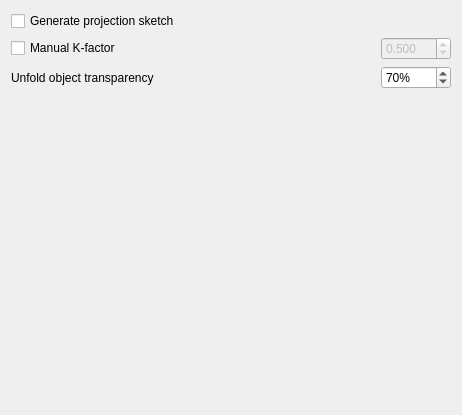
Before: the Qt Designer form UnfoldOptions.ui in shaise/FreeCAD_SheetMetal, drawn with Qt 5.
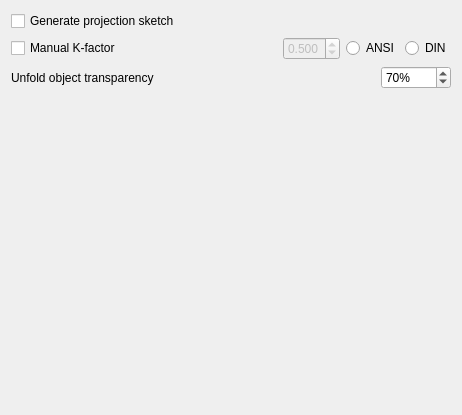
After: the same form once the commit is applied.

Commit message:
added K-factor standard selection radio box
K-factor selection is now mandatory. This approach will remove
the K-factor standard ambiguity. Related with shaise/FreeCAD_SheetMetal#68

Diff of the .ui file:
```diff
--- a/UnfoldOptions.ui
+++ b/UnfoldOptions.ui
@@ -41,6 +41,19 @@
          </property>
         </widget>
        </item>
+       <item>
+        <spacer name="horizontalSpacer">
+         <property name="orientation">
+          <enum>Qt::Horizontal</enum>
+         </property>
+         <property name="sizeHint" stdset="0">
+          <size>
+           <width>40</width>
+           <height>20</height>
+          </size>
+         </property>
+        </spacer>
+       </item>
        <item>
         <widget class="QDoubleSpinBox" name="kFactSpin">
          <property name="enabled">
@@ -72,6 +85,20 @@
          </property>
         </widget>
        </item>
+       <item>
+        <widget class="QRadioButton" name="kfactorAnsi">
+         <property name="text">
+          <string>ANSI</string>
+         </property>
+        </widget>
+       </item>
+       <item>
+        <widget class="QRadioButton" name="kfactorDin">
+         <property name="text">
+          <string>DIN</string>
+         </property>
+        </widget>
+       </item>
       </layout>
      </item>
      <item>
```
Left out of the diff: 6 changed lines with no effect on the pictures. The commit also changes 2 other files.
